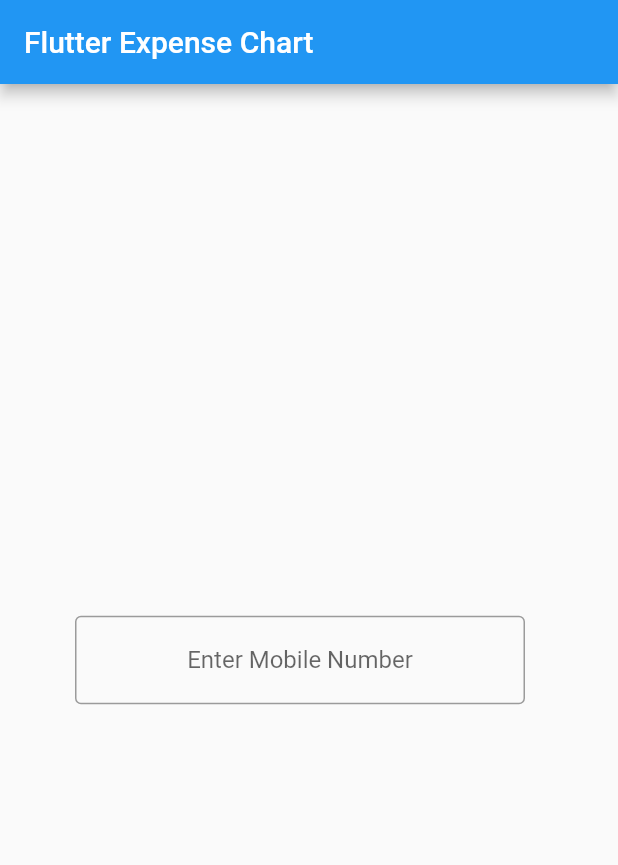
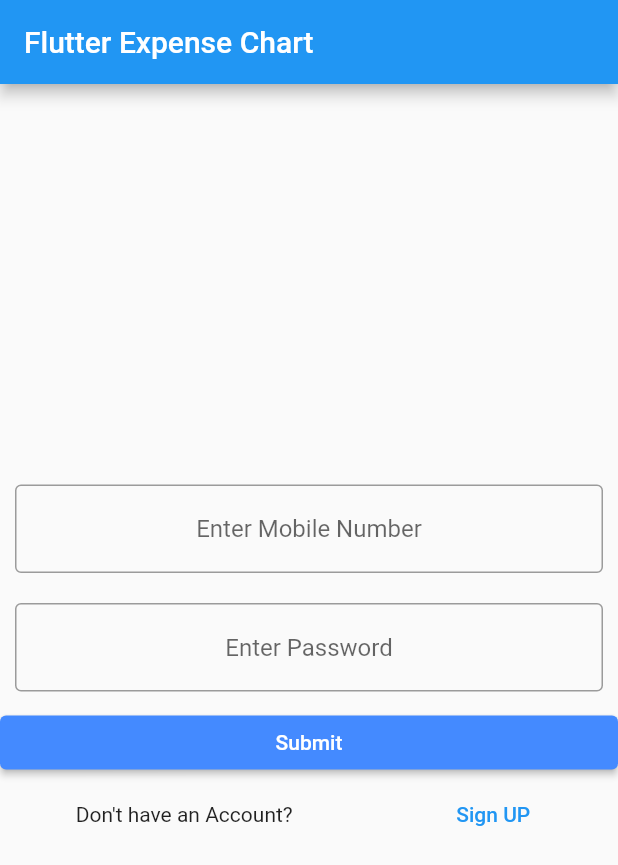
Before and after one commit to prasannakumar2495/curequickly, a Flutter app: the screen it shows after launch, on a phone screen of 412 x 824 dp. Shown: the top 865 px of the screen. Run offline on Flutter 3.47's test engine with Material 2 defaults, Android fonts, the phone set to English and light mode, and no system bars.

Commit message:
added new widgets in the main screen

```diff
--- a/lib/main.dart
+++ b/lib/main.dart
@@ -17,28 +17,62 @@ class _MyAppState extends State<MyApp> {
         appBar: AppBar(
           title: Text('Flutter Expense Chart'),
         ),
-        body: Container(
-          child: Row(
+        body: Center(
+          child: Column(
+            mainAxisAlignment: MainAxisAlignment.center,
+            crossAxisAlignment: CrossAxisAlignment.stretch,
             children: <Widget>[
-              Center(
-                child: Container(
-                  padding: EdgeInsets.all(50),
-                  width: 400,
-                  child: TextField(
-                    textAlign: TextAlign.center,
-                    decoration: InputDecoration(
-                      border: OutlineInputBorder(),
-                      hintText: 'Enter Mobile Number',
-                    ),
-                  ),
-                ),
-              ),
               /*Container(
                 child: Image.asset(
                   'images/image1.png',
                   fit: BoxFit.cover,
                 ),
               )*/
+              Container(
+                padding: EdgeInsets.all(10),
+                width: 400,
+                child: TextField(
+                  textAlign: TextAlign.center,
+                  decoration: InputDecoration(
+                    border: OutlineInputBorder(),
+                    hintText: 'Enter Mobile Number',
+                  ),
+                ),
+              ),
+              Container(
+                padding: EdgeInsets.all(10),
+                width: 400,
+                child: TextField(
+                  textAlign: TextAlign.center,
+                  decoration: InputDecoration(
+                    border: OutlineInputBorder(),
+                    hintText: 'Enter Password',
+                  ),
+                ),
+              ),
+              ElevatedButton(
+                onPressed: () {},
+                child: Text('Submit'),
+                style: ElevatedButton.styleFrom(
+                  primary: Colors.blueAccent,
+                ),
+              ),
+              Row(
+                mainAxisAlignment: MainAxisAlignment.spaceAround,
+                children: <Widget>[
+                  Flexible(
+                    child: Text('Don\'t have an Account?'),
+                    flex: 1,
+                  ),
+                  Flexible(
+                    child: TextButton(
+                      onPressed: () {},
+                      child: Text('Sign UP'),
+                    ),
+                    flex: 1,
+                  ),
+                ],
+              )
             ],
           ),
         ),
```
